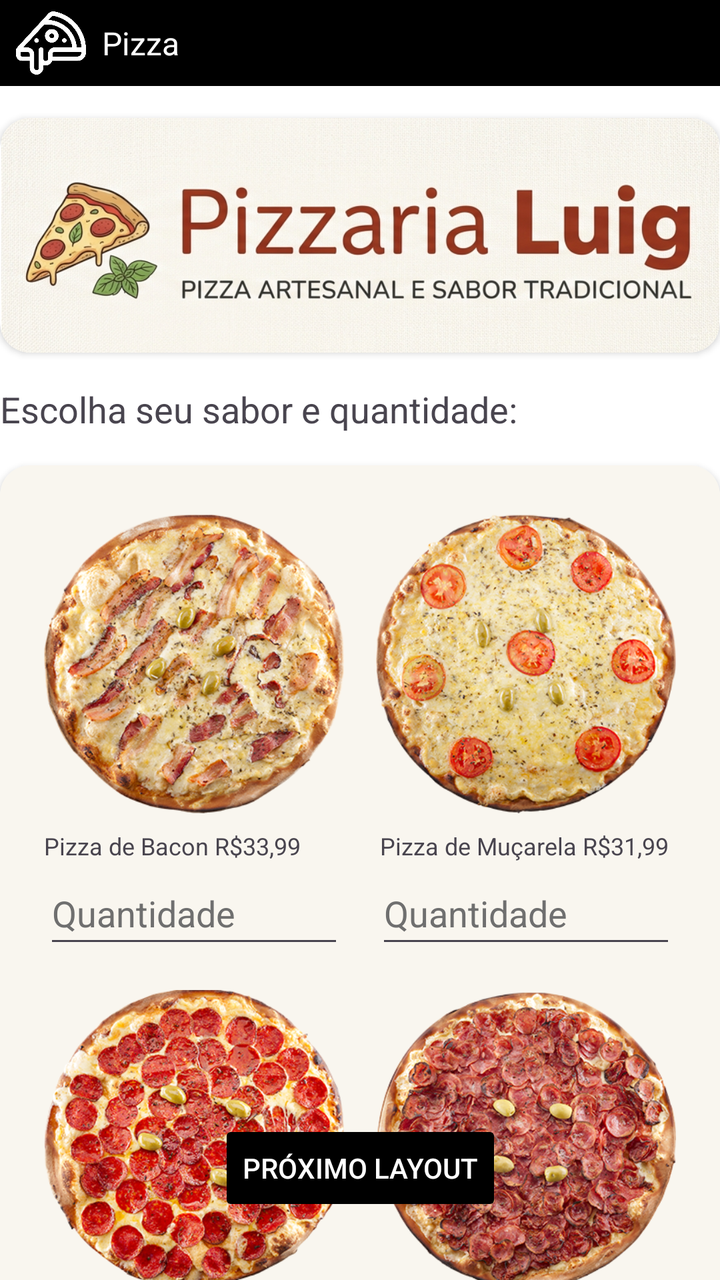
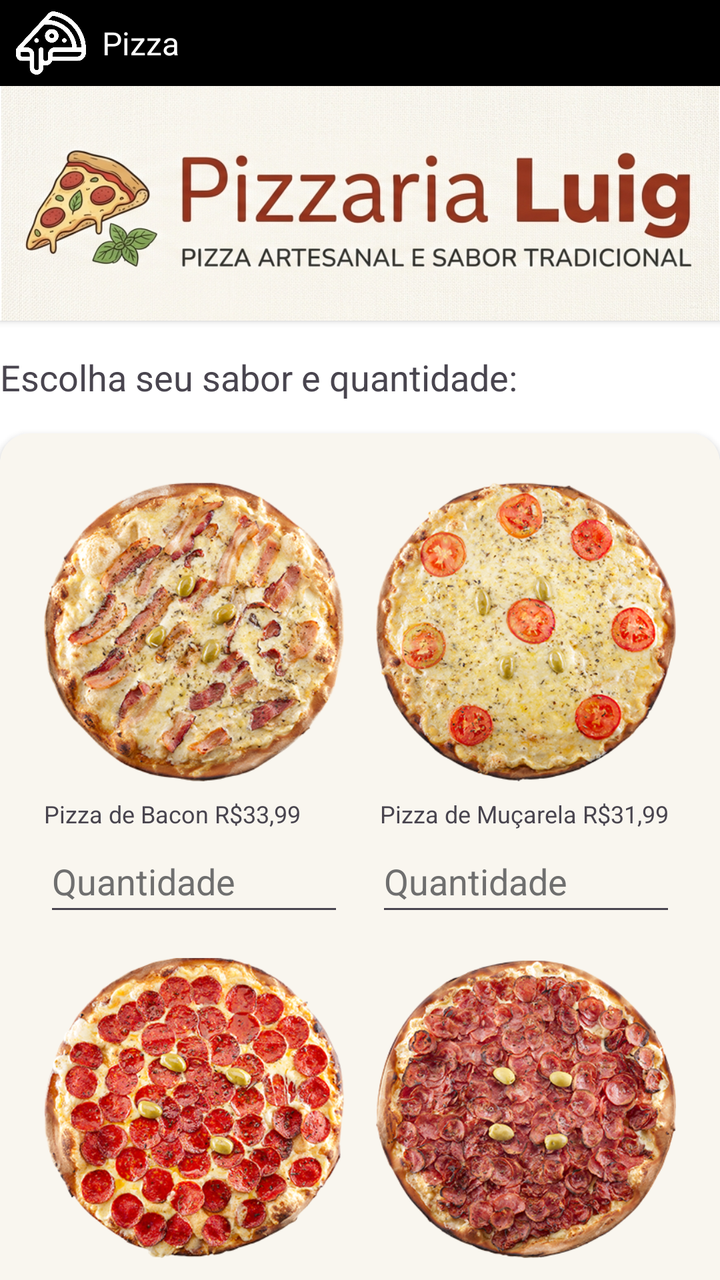

Screens rendered from an Android XML layout before and after an edit, with the pre-edit source and the edit as a unified diff.
<!-- AndroidManifest.xml: application theme Theme.Layouttelas -->
<!-- res/layout/activity_tela_pizzaria.xml -->
<?xml version="1.0" encoding="utf-8"?>
<androidx.constraintlayout.widget.ConstraintLayout xmlns:android="http://schemas.android.com/apk/res/android"
    xmlns:app="http://schemas.android.com/apk/res-auto"
    xmlns:tools="http://schemas.android.com/tools"
    android:id="@+id/main"
    android:layout_width="match_parent"
    android:layout_height="match_parent"
    android:background="@color/black"
    tools:context=".TelaPizzaria">

    <androidx.constraintlayout.widget.ConstraintLayout
        android:id="@+id/ConstraintLayoutPizzaria"
        android:layout_width="match_parent"
        android:layout_height="match_parent"
        tools:layout_editor_absoluteX="1dp"
        tools:layout_editor_absoluteY="1dp">

        <androidx.constraintlayout.widget.ConstraintLayout
            android:id="@+id/ConstraintLayoutHeader"
            android:layout_width="match_parent"
            android:layout_height="wrap_content"
            app:layout_constraintEnd_toEndOf="parent"
            app:layout_constraintHorizontal_bias="0.0"
            app:layout_constraintStart_toStartOf="parent"
            app:layout_constraintTop_toTopOf="parent">

            <ImageView
                android:id="@+id/imgHeaderIcon"
                android:layout_width="35dp"
                android:layout_height="35dp"
                android:layout_marginStart="8dp"
                android:layout_marginTop="4dp"
                android:layout_marginBottom="4dp"
                android:contentDescription="@string/header_pizza_description"
                app:layout_constraintBottom_toBottomOf="parent"
                app:layout_constraintStart_toStartOf="parent"
                app:layout_constraintTop_toTopOf="parent"
                app:srcCompat="@drawable/pizza_icon" />

            <TextView
                android:id="@+id/txtHeader"
                android:layout_width="wrap_content"
                android:layout_height="wrap_content"
                android:layout_marginStart="8dp"
                android:text="@string/header_title_pizzaria"
                android:textColor="@color/white"
                android:textSize="16sp"
                app:layout_constraintBottom_toBottomOf="parent"
                app:layout_constraintStart_toEndOf="@+id/imgHeaderIcon"
                app:layout_constraintTop_toTopOf="parent" />
        </androidx.constraintlayout.widget.ConstraintLayout>

        <androidx.cardview.widget.CardView
            android:id="@+id/crdBackground"
            android:layout_width="0dp"
            android:layout_height="0dp"
            app:cardCornerRadius="0dp"
            app:cardElevation="0dp"
            app:cardMaxElevation="0dp"
            app:layout_constraintBottom_toBottomOf="parent"
            app:layout_constraintEnd_toEndOf="parent"
            app:layout_constraintStart_toStartOf="parent"
            app:layout_constraintTop_toBottomOf="@+id/ConstraintLayoutHeader">

            <androidx.constraintlayout.widget.ConstraintLayout
                android:id="@+id/ConstraintLayoutBackground"
                android:layout_width="match_parent"
                android:layout_height="match_parent">

                <androidx.cardview.widget.CardView
                    android:id="@+id/crdBannerPizzaria"
                    android:layout_width="wrap_content"
                    android:layout_height="wrap_content"
                    android:layout_marginTop="16dp"
                    app:cardCornerRadius="15dp"
                    app:cardElevation="2dp"
                    app:cardMaxElevation="2dp"
                    app:cardUseCompatPadding="false"
                    app:layout_constraintEnd_toEndOf="parent"
                    app:layout_constraintStart_toStartOf="parent"
                    app:layout_constraintTop_toTopOf="parent">

                    <ImageView
                        android:id="@+id/imgBannerPizzaria"
                        android:layout_width="match_parent"
                        android:layout_height="match_parent"
                        android:adjustViewBounds="true"
                        android:contentDescription="@string/banner_pizzaria_description"
                        android:scaleType="centerInside"
                        app:srcCompat="@drawable/pizzaria_banner" />
                </androidx.cardview.widget.CardView>

                <TextView
                    android:id="@+id/txtTitle"
                    android:layout_width="wrap_content"
                    android:layout_height="wrap_content"
                    android:layout_marginTop="16dp"
                    android:text="@string/escolha_seu_sabor"
                    android:textSize="18sp"
                    app:layout_constraintStart_toStartOf="@+id/crdOptions"
                    app:layout_constraintTop_toBottomOf="@+id/crdBannerPizzaria" />

                <androidx.cardview.widget.CardView
                    android:id="@+id/crdOptions"
                    android:layout_width="wrap_content"
                    android:layout_height="wrap_content"
                    android:layout_marginStart="16dp"
                    android:layout_marginTop="16dp"
                    android:layout_marginEnd="16dp"
                    app:cardCornerRadius="15dp"
                    app:cardElevation="2dp"
                    app:layout_constraintEnd_toEndOf="parent"
                    app:layout_constraintStart_toStartOf="parent"
                    app:layout_constraintTop_toBottomOf="@+id/txtTitle">

                    <androidx.constraintlayout.widget.ConstraintLayout
                        android:id="@+id/ConstraintLayoutOptions"
                        android:layout_width="match_parent"
                        android:layout_height="wrap_content"
                        android:background="#F9F6EF">

                        <ImageView
                            android:id="@+id/imgPizzaBacon"
                            android:layout_width="150dp"
                            android:layout_height="150dp"
                            android:layout_marginStart="24dp"
                            android:layout_marginTop="24dp"
                            android:contentDescription="@string/pizza_bacon_description"
                            app:layout_constraintEnd_toStartOf="@+id/imgPizzaMucarela"
                            app:layout_constraintStart_toStartOf="parent"
                            app:layout_constraintTop_toTopOf="parent"
                            app:srcCompat="@drawable/pizza_bacon" />

                        <TextView
                            android:id="@+id/txtPizzaBacon"
                            android:layout_width="wrap_content"
                            android:layout_height="wrap_content"
                            android:layout_marginTop="8dp"
                            android:text="@string/pizza_bacon_price"
                            android:textSize="12sp"
                            app:layout_constraintStart_toStartOf="@+id/imgPizzaBacon"
                            app:layout_constraintTop_toBottomOf="@+id/imgPizzaBacon" />

                        <EditText
                            android:id="@+id/edtPizzaBacon"
                            android:layout_width="0dp"
                            android:layout_height="48dp"
                            android:ems="10"
                            android:hint="@string/quantidade"
                            android:importantForAutofill="no"
                            android:inputType="text"
                            android:textColorHint="@color/hint"
                            app:layout_constraintEnd_toEndOf="@+id/imgPizzaBacon"
                            app:layout_constraintStart_toStartOf="@+id/imgPizzaBacon"
                            app:layout_constraintTop_toBottomOf="@+id/txtPizzaBacon"
                            tools:ignore="DuplicateSpeakableTextCheck" />

                        <ImageView
                            android:id="@+id/imgPizzaMucarela"
                            android:layout_width="150dp"
                            android:layout_height="150dp"
                            android:layout_marginStart="16dp"
                            android:layout_marginTop="24dp"
                            android:layout_marginEnd="24dp"
                            android:contentDescription="@string/pizza_mucarela_description"
                            app:layout_constraintEnd_toEndOf="parent"
                            app:layout_constraintStart_toEndOf="@+id/imgPizzaBacon"
                            app:layout_constraintTop_toTopOf="parent"
                            app:srcCompat="@drawable/pizza_mucarela" />

                        <TextView
                            android:id="@+id/txtPizzaMucarela"
                            android:layout_width="wrap_content"
                            android:layout_height="wrap_content"
                            android:layout_marginTop="8dp"
                            android:layout_marginEnd="24dp"
                            android:importantForAutofill="no"
                            android:text="@string/pizza_mucarela_price"
                            android:textSize="12sp"
                            app:layout_constraintEnd_toEndOf="parent"
                            app:layout_constraintStart_toStartOf="@+id/imgPizzaMucarela"
                            app:layout_constraintTop_toBottomOf="@+id/imgPizzaMucarela" />

                        <EditText
                            android:id="@+id/edtPizzaMucarela"
                            android:layout_width="0dp"
                            android:layout_height="48dp"
                            android:ems="10"
                            android:hint="@string/quantidade"
                            android:importantForAutofill="no"
                            android:inputType="text"
                            android:textColorHint="@color/hint"
                            app:layout_constraintEnd_toEndOf="@+id/imgPizzaMucarela"
                            app:layout_constraintHorizontal_bias="0.0"
                            app:layout_constraintStart_toStartOf="@+id/imgPizzaMucarela"
                            app:layout_constraintTop_toBottomOf="@+id/txtPizzaMucarela" />

                        <ImageView
                            android:id="@+id/imgPizzaPeperoni"
                            android:layout_width="150dp"
                            android:layout_height="150dp"
                            android:layout_marginStart="24dp"
                            android:layout_marginTop="16dp"
                            android:contentDescription="@string/pizza_peperoni_description"
                            app:layout_constraintEnd_toStartOf="@+id/imgPizzaCalabresa"
                            app:layout_constraintStart_toStartOf="parent"
                            app:layout_constraintTop_toBottomOf="@+id/edtPizzaBacon"
                            app:srcCompat="@drawable/pizza_peperoni" />

                        <TextView
                            android:id="@+id/txtPizzaPeperoni"
                            android:layout_width="wrap_content"
                            android:layout_height="wrap_content"
                            android:layout_marginTop="8dp"
                            android:importantForAutofill="no"
                            android:text="@string/pizza_peperoni_price"
                            android:textSize="12sp"
                            app:layout_constraintStart_toStartOf="@+id/imgPizzaPeperoni"
                            app:layout_constraintTop_toBottomOf="@+id/imgPizzaPeperoni" />

                        <EditText
                            android:id="@+id/edtPizzaPeperoni"
                            android:layout_width="0dp"
                            android:layout_height="48dp"
                            android:layout_marginBottom="24dp"
                            android:ems="10"
                            android:hint="@string/quantidade"
                            android:importantForAutofill="no"
                            android:inputType="text"
                            android:textColorHint="@color/hint"
                            app:layout_constraintBottom_toBottomOf="parent"
                            app:layout_constraintEnd_toEndOf="@+id/imgPizzaPeperoni"
                            app:layout_constraintStart_toStartOf="@+id/imgPizzaPeperoni"
                            app:layout_constraintTop_toBottomOf="@+id/txtPizzaPeperoni" />

                        <ImageView
                            android:id="@+id/imgPizzaCalabresa"
                            android:layout_width="150dp"
                            android:layout_height="150dp"
                            android:layout_marginStart="16dp"
                            android:layout_marginTop="16dp"
                            android:layout_marginEnd="24dp"
                            android:contentDescription="@string/pizza_calabresa_description"
                            app:layout_constraintEnd_toEndOf="parent"
                            app:layout_constraintStart_toEndOf="@+id/imgPizzaPeperoni"
                            app:layout_constraintTop_toBottomOf="@+id/edtPizzaMucarela"
                            app:srcCompat="@drawable/pizza_calabresa" />

                        <TextView
                            android:id="@+id/txtPizzaCalabresa"
                            android:layout_width="wrap_content"
                            android:layout_height="wrap_content"
                            android:layout_marginTop="8dp"
                            android:importantForAutofill="no"
                            android:text="@string/pizza_calabresa_price"
                            android:textSize="12sp"
                            app:layout_constraintStart_toStartOf="@+id/imgPizzaCalabresa"
                            app:layout_constraintTop_toBottomOf="@+id/imgPizzaCalabresa" />

                        <EditText
                            android:id="@+id/edtPizzaCalabresa"
                            android:layout_width="0dp"
                            android:layout_height="48dp"
                            android:layout_marginBottom="24dp"
                            android:ems="10"
                            android:hint="@string/quantidade"
                            android:importantForAutofill="no"
                            android:inputType="text"
                            android:textColorHint="@color/hint"
                            app:layout_constraintBottom_toBottomOf="parent"
                            app:layout_constraintEnd_toEndOf="@+id/imgPizzaCalabresa"
                            app:layout_constraintStart_toStartOf="@+id/imgPizzaCalabresa"
                            app:layout_constraintTop_toBottomOf="@+id/txtPizzaCalabresa" />

                    </androidx.constraintlayout.widget.ConstraintLayout>
                </androidx.cardview.widget.CardView>

                <TextView
                    android:id="@+id/txtTotal"
                    android:layout_width="wrap_content"
                    android:layout_height="wrap_content"
                    android:layout_marginTop="16dp"
                    android:textSize="18sp"
                    app:layout_constraintEnd_toEndOf="@+id/crdOptions"
                    app:layout_constraintStart_toStartOf="@+id/crdOptions"
                    app:layout_constraintTop_toBottomOf="@+id/crdOptions" />

                <Button
                    android:id="@+id/btnFazerPedido"
                    android:layout_width="wrap_content"
                    android:layout_height="wrap_content"
                    android:layout_marginTop="8dp"
                    android:backgroundTint="@color/btn_background_tint"
                    android:enabled="false"
                    android:text="@string/btn_fazer_pedido"
                    android:textColor="@color/btn_text_color"
                    app:cornerRadius="0dp"
                    app:layout_constraintEnd_toEndOf="@+id/crdOptions"
                    app:layout_constraintHorizontal_bias="0.502"
                    app:layout_constraintStart_toStartOf="@+id/crdOptions"
                    app:layout_constraintTop_toBottomOf="@+id/txtTotal" />

                <Button
                    android:id="@+id/btnProximoLayoutPizzaria"
                    android:layout_width="wrap_content"
                    android:layout_height="wrap_content"
                    android:layout_marginBottom="32dp"
                    android:backgroundTint="@color/btn_background_tint"
                    android:text="@string/btn_proximo_layout"
                    android:textColor="@color/btn_text_color"
                    app:cornerRadius="0dp"
                    app:layout_constraintBottom_toBottomOf="parent"
                    app:layout_constraintEnd_toEndOf="parent"
                    app:layout_constraintStart_toStartOf="parent" />

            </androidx.constraintlayout.widget.ConstraintLayout>
        </androidx.cardview.widget.CardView>
    </androidx.constraintlayout.widget.ConstraintLayout>
</androidx.constraintlayout.widget.ConstraintLayout>
<!-- resources referenced by this layout -->
<resources>
  <color name="black">#FF000000</color>
  <color name="hint">#6F6F6F</color>
  <color name="white">#FFFFFFFF</color>
  <!-- drawable pizza_bacon: png bitmap (drawable, 269938 bytes) -->
  <!-- drawable pizza_calabresa: png bitmap (drawable, 282501 bytes) -->
  <!-- drawable pizza_icon: png bitmap (drawable, 40157 bytes) -->
  <!-- drawable pizza_mucarela: png bitmap (drawable, 260324 bytes) -->
  <!-- drawable pizza_peperoni: png bitmap (drawable, 286359 bytes) -->
  <!-- drawable pizzaria_banner: png bitmap (drawable, 439493 bytes) -->
  <string name="banner_pizzaria_description">Banner de pizzaria escrito Pizzaria Luig: Pizza artesanal e sabor tradicional</string>
  <string name="btn_fazer_pedido">Fazer pedido</string>
  <string name="btn_proximo_layout">Próximo Layout</string>
  <string name="escolha_seu_sabor">Escolha seu sabor e quantidade:</string>
  <string name="header_pizza_description">Pizza minimalista de cor branca apontada para o canto inferior direito</string>
  <string name="header_title_pizzaria">Pizza</string>
  <string name="pizza_bacon_description">Pizza de bacon vista de cima</string>
  <string name="pizza_bacon_price">Pizza de Bacon R$33,99</string>
  <string name="pizza_calabresa_description">Pizza de calabresa vista de cima</string>
  <string name="pizza_calabresa_price">Pizza de Calabresa R$29,99</string>
  <string name="pizza_mucarela_description">Pizza de muçarela vista de cima</string>
  <string name="pizza_mucarela_price">Pizza de Muçarela R$31,99</string>
  <string name="pizza_peperoni_description">Pizza de peperoni vista de cima</string>
  <string name="pizza_peperoni_price">Pizza de Peperoni R$32,99</string>
  <string name="quantidade">Quantidade</string>
  <style name="Theme.Layouttelas" parent="Base.Theme.Layouttelas" />
  <style name="Base.Theme.Layouttelas" parent="Theme.Material3.DayNight.NoActionBar">
          
          
      </style>
</resources>

<!-- the commit's change to res/layout/activity_tela_pizzaria.xml (unified diff, before → after) -->
@@ -71,8 +71,7 @@
                     android:id="@+id/crdBannerPizzaria"
                     android:layout_width="wrap_content"
                     android:layout_height="wrap_content"
-                    android:layout_marginTop="16dp"
-                    app:cardCornerRadius="15dp"
+                    app:cardCornerRadius="0dp"
                     app:cardElevation="2dp"
                     app:cardMaxElevation="2dp"
                     app:cardUseCompatPadding="false"
@@ -148,7 +147,7 @@
                             android:ems="10"
                             android:hint="@string/quantidade"
                             android:importantForAutofill="no"
-                            android:inputType="text"
+                            android:inputType="number"
                             android:textColorHint="@color/hint"
                             app:layout_constraintEnd_toEndOf="@+id/imgPizzaBacon"
                             app:layout_constraintStart_toStartOf="@+id/imgPizzaBacon"
@@ -188,7 +187,7 @@
                             android:ems="10"
                             android:hint="@string/quantidade"
                             android:importantForAutofill="no"
-                            android:inputType="text"
+                            android:inputType="number"
                             android:textColorHint="@color/hint"
                             app:layout_constraintEnd_toEndOf="@+id/imgPizzaMucarela"
                             app:layout_constraintHorizontal_bias="0.0"
@@ -226,7 +225,7 @@
                             android:ems="10"
                             android:hint="@string/quantidade"
                             android:importantForAutofill="no"
-                            android:inputType="text"
+                            android:inputType="number"
                             android:textColorHint="@color/hint"
                             app:layout_constraintBottom_toBottomOf="parent"
                             app:layout_constraintEnd_toEndOf="@+id/imgPizzaPeperoni"
@@ -265,7 +264,7 @@
                             android:ems="10"
                             android:hint="@string/quantidade"
                             android:importantForAutofill="no"
-                            android:inputType="text"
+                            android:inputType="number"
                             android:textColorHint="@color/hint"
                             app:layout_constraintBottom_toBottomOf="parent"
                             app:layout_constraintEnd_toEndOf="@+id/imgPizzaCalabresa"
@@ -295,8 +294,7 @@
                     android:text="@string/btn_fazer_pedido"
                     android:textColor="@color/btn_text_color"
                     app:cornerRadius="0dp"
-                    app:layout_constraintEnd_toEndOf="@+id/crdOptions"
-                    app:layout_constraintHorizontal_bias="0.502"
+                    app:layout_constraintEnd_toStartOf="@+id/btnProximoLayoutPizzaria"
                     app:layout_constraintStart_toStartOf="@+id/crdOptions"
                     app:layout_constraintTop_toBottomOf="@+id/txtTotal" />
 
@@ -304,14 +302,14 @@
                     android:id="@+id/btnProximoLayoutPizzaria"
                     android:layout_width="wrap_content"
                     android:layout_height="wrap_content"
-                    android:layout_marginBottom="32dp"
+                    android:layout_marginTop="8dp"
                     android:backgroundTint="@color/btn_background_tint"
                     android:text="@string/btn_proximo_layout"
                     android:textColor="@color/btn_text_color"
                     app:cornerRadius="0dp"
-                    app:layout_constraintBottom_toBottomOf="parent"
-                    app:layout_constraintEnd_toEndOf="parent"
-                    app:layout_constraintStart_toStartOf="parent" />
+                    app:layout_constraintEnd_toEndOf="@+id/crdOptions"
+                    app:layout_constraintStart_toEndOf="@+id/btnFazerPedido"
+                    app:layout_constraintTop_toBottomOf="@+id/txtTotal" />
 
             </androidx.constraintlayout.widget.ConstraintLayout>
         </androidx.cardview.widget.CardView>
